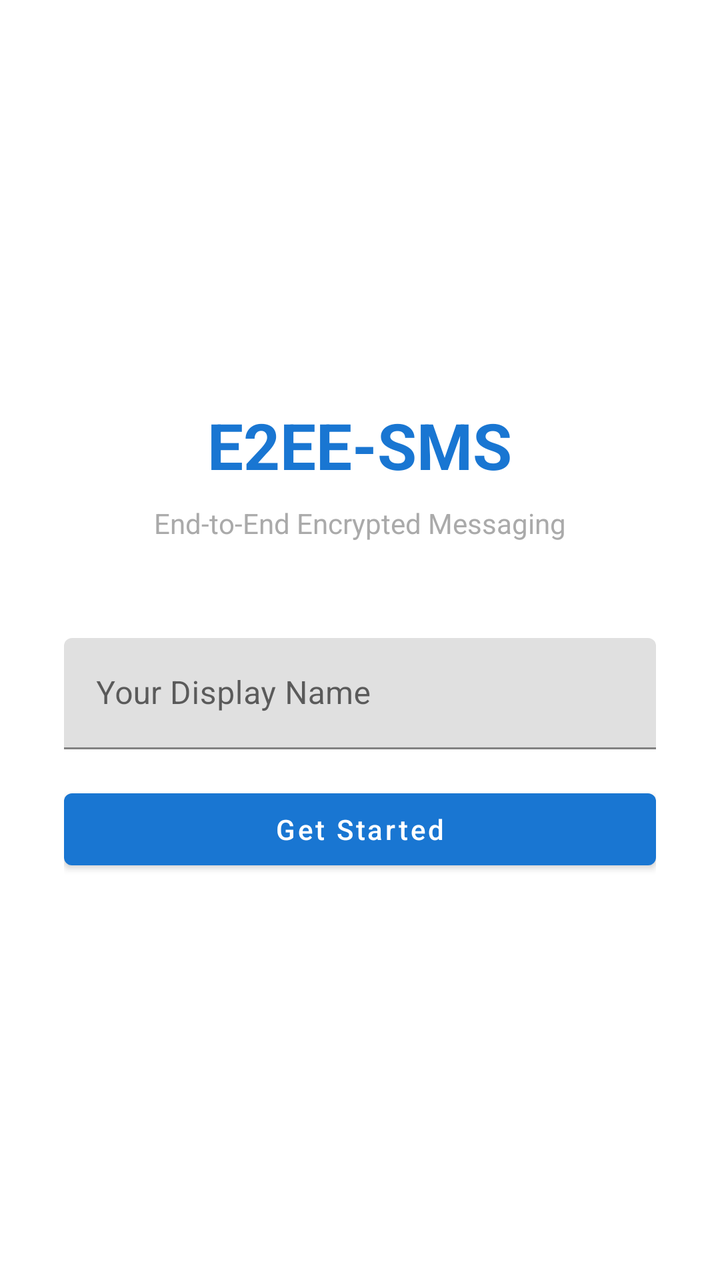
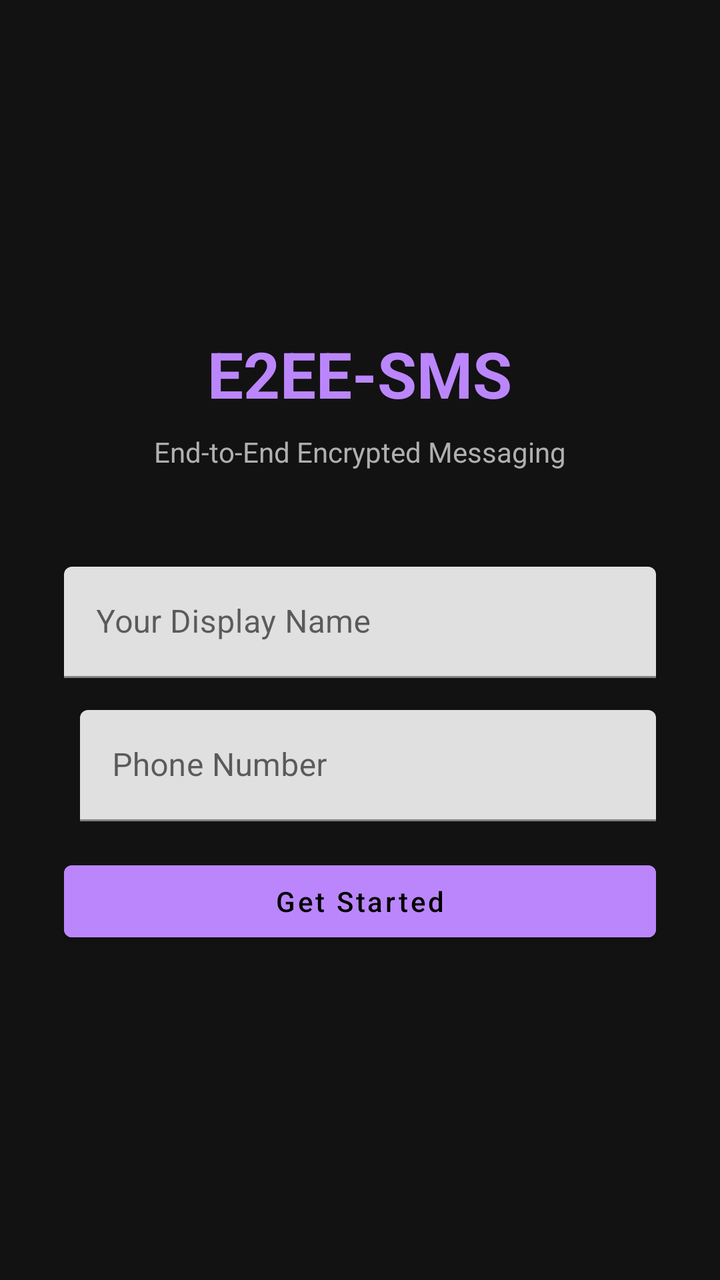

Before-and-after screenshots of an Android layout around one commit, followed by the original layout XML and the change that was made.
<!-- AndroidManifest.xml: application theme Theme.SMS -->
<!-- res/layout/activity_setup.xml -->
<?xml version="1.0" encoding="utf-8"?>
<ScrollView
    xmlns:android="http://schemas.android.com/apk/res/android"
    android:layout_width="match_parent"
    android:layout_height="match_parent"
    android:fillViewport="true">

    <LinearLayout
        android:layout_width="match_parent"
        android:layout_height="wrap_content"
        android:orientation="vertical"
        android:padding="32dp"
        android:gravity="center">

        <TextView
            android:layout_width="wrap_content"
            android:layout_height="wrap_content"
            android:text="E2EE-SMS"
            android:textSize="32sp"
            android:textStyle="bold"
            android:textColor="@color/primary"
            android:layout_marginBottom="8dp" />

        <TextView
            android:layout_width="wrap_content"
            android:layout_height="wrap_content"
            android:text="End-to-End Encrypted Messaging"
            android:textSize="14sp"
            android:textColor="@android:color/darker_gray"
            android:layout_marginBottom="48dp" />

        <com.google.android.material.textfield.TextInputLayout
            android:layout_width="match_parent"
            android:layout_height="wrap_content"
            android:hint="Your Display Name"
            android:layout_marginBottom="16dp">

            <com.google.android.material.textfield.TextInputEditText
                android:id="@+id/etName"
                android:layout_width="match_parent"
                android:layout_height="wrap_content"
                android:inputType="textPersonName"
                android:maxLines="1" />

        </com.google.android.material.textfield.TextInputLayout>

        <Button
            android:id="@+id/btnStart"
            android:layout_width="match_parent"
            android:layout_height="wrap_content"
            android:text="Get Started"
            android:textAllCaps="false" />

        <LinearLayout
            android:id="@+id/layoutBackup"
            android:layout_width="match_parent"
            android:layout_height="wrap_content"
            android:orientation="vertical"
            android:visibility="gone"
            android:layout_marginTop="24dp">

            <TextView
                android:layout_width="wrap_content"
                android:layout_height="wrap_content"
                android:text="BACKUP YOUR KEY"
                android:textSize="12sp"
                android:textStyle="bold"
                android:textColor="@android:color/holo_red_dark"
                android:layout_marginBottom="8dp" />

            <TextView
                android:layout_width="wrap_content"
                android:layout_height="wrap_content"
                android:text="Save this phrase. It is the ONLY way to recover your account."
                android:textSize="13sp"
                android:textColor="@android:color/darker_gray"
                android:layout_marginBottom="12dp" />

            <TextView
                android:id="@+id/tvMnemonic"
                android:layout_width="match_parent"
                android:layout_height="wrap_content"
                android:background="@drawable/input_background"
                android:padding="16dp"
                android:textSize="16sp"
                android:fontFamily="monospace"
                android:lineSpacingExtra="4dp"
                android:layout_marginBottom="12dp" />

            <Button
                android:id="@+id/btnCopyMnemonic"
                android:layout_width="match_parent"
                android:layout_height="wrap_content"
                android:text="Copy Backup Phrase"
                android:textAllCaps="false"
                android:layout_marginBottom="8dp" />

            <Button
                android:id="@+id/btnConfirmBackup"
                android:layout_width="match_parent"
                android:layout_height="wrap_content"
                android:text="I Have Saved It"
                android:textAllCaps="false" />

        </LinearLayout>

    </LinearLayout>
</ScrollView>
<!-- resources referenced by this layout -->
<resources>
  <color name="primary">#1976D2</color>
  <!-- drawable input_background (drawable) -->
  <?xml version="1.0" encoding="utf-8"?>
  <shape xmlns:android="http://schemas.android.com/apk/res/android"
      android:shape="rectangle">
      <solid android:color="#F5F5F5" />
      <corners android:radius="24dp" />
      <stroke android:width="1dp" android:color="#E0E0E0" />
  </shape>
  <style name="Theme.SMS" parent="Theme.MaterialComponents.Light.NoActionBar">
          <item name="colorPrimary">@color/primary</item>
          <item name="colorPrimaryDark">@color/primary_dark</item>
          <item name="colorAccent">@color/accent</item>
      </style>
  <color name="primary_dark">#1565C0</color>
  <color name="accent">#FF4081</color>
</resources>

<!-- the commit's change to res/layout/activity_setup.xml (unified diff, before → after) -->
@@ -3,7 +3,8 @@
     xmlns:android="http://schemas.android.com/apk/res/android"
     android:layout_width="match_parent"
     android:layout_height="match_parent"
-    android:fillViewport="true">
+    android:fillViewport="true"
+    android:background="#121212">
 
     <LinearLayout
         android:layout_width="match_parent"
@@ -18,7 +19,7 @@
             android:text="E2EE-SMS"
             android:textSize="32sp"
             android:textStyle="bold"
-            android:textColor="@color/primary"
+            android:textColor="#BB86FC"
             android:layout_marginBottom="8dp" />
 
         <TextView
@@ -26,30 +27,71 @@
             android:layout_height="wrap_content"
             android:text="End-to-End Encrypted Messaging"
             android:textSize="14sp"
-            android:textColor="@android:color/darker_gray"
+            android:textColor="#B0B0B0"
             android:layout_marginBottom="48dp" />
 
         <com.google.android.material.textfield.TextInputLayout
             android:layout_width="match_parent"
             android:layout_height="wrap_content"
             android:hint="Your Display Name"
-            android:layout_marginBottom="16dp">
+            android:layout_marginBottom="16dp"
+            app:boxStrokeColor="#BB86FC"
+            xmlns:app="http://schemas.android.com/apk/res-auto">
 
             <com.google.android.material.textfield.TextInputEditText
                 android:id="@+id/etName"
                 android:layout_width="match_parent"
                 android:layout_height="wrap_content"
                 android:inputType="textPersonName"
-                android:maxLines="1" />
+                android:maxLines="1"
+                android:textColor="#FFFFFF"
+                android:textColorHint="#808080" />
 
         </com.google.android.material.textfield.TextInputLayout>
+
+        <LinearLayout
+            android:layout_width="match_parent"
+            android:layout_height="wrap_content"
+            android:orientation="horizontal"
+            android:layout_marginBottom="16dp">
+
+            <Spinner
+                android:id="@+id/spinnerCountryCode"
+                android:layout_width="wrap_content"
+                android:layout_height="wrap_content"
+                android:background="@drawable/spinner_background"
+                android:padding="12dp"
+                android:layout_marginEnd="8dp" />
+
+            <com.google.android.material.textfield.TextInputLayout
+                android:layout_width="0dp"
+                android:layout_height="wrap_content"
+                android:layout_weight="1"
+                android:hint="Phone Number"
+                app:boxStrokeColor="#BB86FC"
+                xmlns:app="http://schemas.android.com/apk/res-auto">
+
+                <com.google.android.material.textfield.TextInputEditText
+                    android:id="@+id/etPhone"
+                    android:layout_width="match_parent"
+                    android:layout_height="wrap_content"
+                    android:inputType="phone"
+                    android:maxLines="1"
+                    android:textColor="#FFFFFF"
+                    android:textColorHint="#808080" />
+
+            </com.google.android.material.textfield.TextInputLayout>
+
+        </LinearLayout>
 
         <Button
             android:id="@+id/btnStart"
             android:layout_width="match_parent"
             android:layout_height="wrap_content"
             android:text="Get Started"
-            android:textAllCaps="false" />
+            android:textAllCaps="false"
+            android:backgroundTint="#BB86FC"
+            android:textColor="#000000" />
 
         <LinearLayout
             android:id="@+id/layoutBackup"
@@ -65,7 +107,7 @@
                 android:text="BACKUP YOUR KEY"
                 android:textSize="12sp"
                 android:textStyle="bold"
-                android:textColor="@android:color/holo_red_dark"
+                android:textColor="#CF6679"
                 android:layout_marginBottom="8dp" />
 
             <TextView
@@ -73,16 +115,17 @@
                 android:layout_height="wrap_content"
                 android:text="Save this phrase. It is the ONLY way to recover your account."
                 android:textSize="13sp"
-                android:textColor="@android:color/darker_gray"
+                android:textColor="#B0B0B0"
                 android:layout_marginBottom="12dp" />
 
             <TextView
                 android:id="@+id/tvMnemonic"
                 android:layout_width="match_parent"
                 android:layout_height="wrap_content"
-                android:background="@drawable/input_background"
+                android:background="@drawable/input_background_dark"
                 android:padding="16dp"
                 android:textSize="16sp"
+                android:textColor="#FFFFFF"
                 android:fontFamily="monospace"
                 android:lineSpacingExtra="4dp"
                 android:layout_marginBottom="12dp" />
@@ -93,6 +136,8 @@
                 android:layout_height="wrap_content"
                 android:text="Copy Backup Phrase"
                 android:textAllCaps="false"
+                android:backgroundTint="#BB86FC"
+                android:textColor="#000000"
                 android:layout_marginBottom="8dp" />
 
             <Button
@@ -100,7 +145,9 @@
                 android:layout_width="match_parent"
                 android:layout_height="wrap_content"
                 android:text="I Have Saved It"
-                android:textAllCaps="false" />
+                android:textAllCaps="false"
+                android:backgroundTint="#03DAC5"
+                android:textColor="#000000" />
 
         </LinearLayout>
 
<!-- resource entries referenced after the edit -->
@@ -1,20 +1,35 @@
 <!-- resources referenced by this layout -->
 <resources>
-  <color name="primary">#1976D2</color>
-  <!-- drawable input_background (drawable) -->
+  <!-- drawable input_background_dark (drawable) -->
   <?xml version="1.0" encoding="utf-8"?>
   <shape xmlns:android="http://schemas.android.com/apk/res/android"
       android:shape="rectangle">
-      <solid android:color="#F5F5F5" />
+      <solid android:color="#1E1E1E" />
       <corners android:radius="24dp" />
-      <stroke android:width="1dp" android:color="#E0E0E0" />
+      <stroke android:width="1dp" android:color="#333333" />
   </shape>
-  <style name="Theme.SMS" parent="Theme.MaterialComponents.Light.NoActionBar">
+  <!-- drawable spinner_background (drawable) -->
+  <?xml version="1.0" encoding="utf-8"?>
+  <shape xmlns:android="http://schemas.android.com/apk/res/android"
+      android:shape="rectangle">
+      <solid android:color="#1E1E1E" />
+      <corners android:radius="8dp" />
+      <stroke android:width="1dp" android:color="#333333" />
+      <padding android:left="12dp" android:right="12dp" android:top="8dp" android:bottom="8dp" />
+  </shape>
+  <color name="primary">#BB86FC</color>
+  <style name="Theme.SMS" parent="Theme.MaterialComponents.DayNight.NoActionBar">
           <item name="colorPrimary">@color/primary</item>
           <item name="colorPrimaryDark">@color/primary_dark</item>
           <item name="colorAccent">@color/accent</item>
+          <item name="android:windowBackground">@color/background</item>
+          <item name="android:statusBarColor">@color/background</item>
+          <item name="android:navigationBarColor">@color/background</item>
+          <item name="android:textColorPrimary">#FFFFFF</item>
+          <item name="android:textColorSecondary">#B0B0B0</item>
       </style>
-  <color name="primary_dark">#1565C0</color>
-  <color name="accent">#FF4081</color>
+  <color name="primary_dark">#9C5AE8</color>
+  <color name="accent">#03DAC5</color>
+  <color name="background">#121212</color>
 </resources>
 
